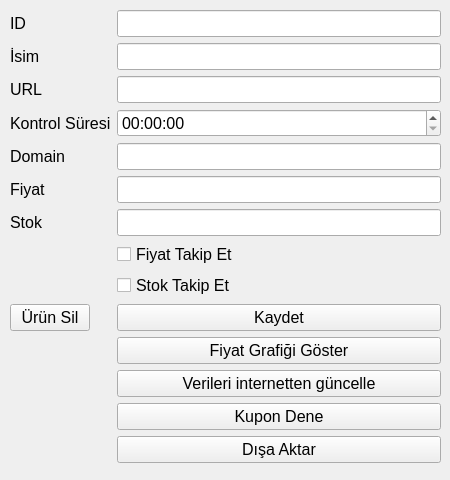
Qt form Python/Design/UrunDetayForm.ui (Afkborn/price-tracker-with-GUI) before a commit.
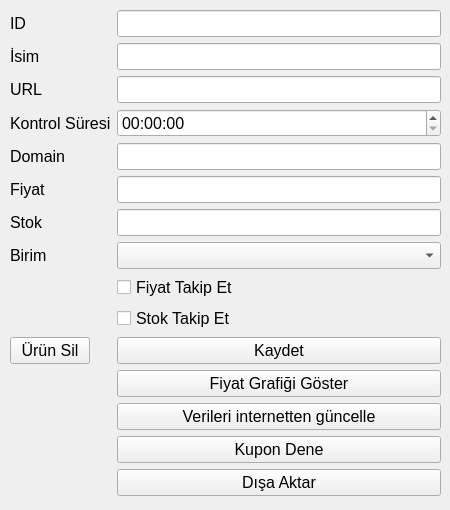
The same form after that commit.

Commit message: Para birimi eklendi. UrunlerWindow ekranında Fiyat yazarken yanında para birimi yazıyor. Para birimi Ürün Ekle ekranına eklendi. Para birimi Ürün Detay ekranına eklendi. Para birimi DatabaseProduct sınıfına eklendi.

The edit to the form file:
```diff
--- a/Python/Design/UrunDetayForm.ui
+++ b/Python/Design/UrunDetayForm.ui
@@ -7,13 +7,13 @@
     <x>0</x>
     <y>0</y>
     <width>450</width>
-    <height>480</height>
+    <height>510</height>
    </rect>
   </property>
   <property name="maximumSize">
    <size>
     <width>450</width>
-    <height>480</height>
+    <height>510</height>
    </size>
   </property>
   <property name="font">
@@ -30,7 +30,7 @@
      <x>10</x>
      <y>10</y>
      <width>431</width>
-     <height>461</height>
+     <height>491</height>
     </rect>
    </property>
    <layout class="QFormLayout" name="formLayout">
@@ -146,62 +146,72 @@
       </property>
      </widget>
     </item>
-    <item row="7" column="1">
+    <item row="8" column="1">
      <widget class="QCheckBox" name="urun_fiyat_takip_cb">
       <property name="text">
        <string>Fiyat Takip Et</string>
       </property>
      </widget>
     </item>
-    <item row="8" column="1">
+    <item row="9" column="1">
      <widget class="QCheckBox" name="urun_stok_takip_cb">
       <property name="text">
        <string>Stok Takip Et</string>
       </property>
      </widget>
     </item>
-    <item row="9" column="0">
+    <item row="10" column="0">
      <widget class="QPushButton" name="urun_sil_button">
       <property name="text">
        <string>Ürün Sil</string>
       </property>
      </widget>
     </item>
-    <item row="9" column="1">
+    <item row="10" column="1">
      <widget class="QPushButton" name="urun_kaydet_button">
       <property name="text">
        <string>Kaydet</string>
       </property>
      </widget>
     </item>
-    <item row="11" column="1">
+    <item row="12" column="1">
      <widget class="QPushButton" name="urun_guncelle_button">
       <property name="text">
        <string>Verileri internetten güncelle</string>
       </property>
      </widget>
     </item>
-    <item row="10" column="1">
+    <item row="11" column="1">
      <widget class="QPushButton" name="urun_grafik_goster_button">
       <property name="text">
        <string>Fiyat Grafiği Göster</string>
       </property>
      </widget>
     </item>
-    <item row="12" column="1">
+    <item row="13" column="1">
      <widget class="QPushButton" name="urun_kupon_bruteforce_button">
       <property name="text">
        <string>Kupon Dene</string>
       </property>
      </widget>
     </item>
-    <item row="13" column="1">
+    <item row="14" column="1">
      <widget class="QPushButton" name="urun_export_button">
       <property name="text">
        <string>Dışa Aktar</string>
       </property>
      </widget>
     </item>
+    <item row="7" column="0">
+     <widget class="QLabel" name="label_8">
+      <property name="text">
+       <string>Birim</string>
+      </property>
+     </widget>
+    </item>
+    <item row="7" column="1">
+     <widget class="QComboBox" name="urun_birim_cb"/>
+    </item>
    </layout>
   </widget>
  </widget>
```
The commit also changes 21 other files.
